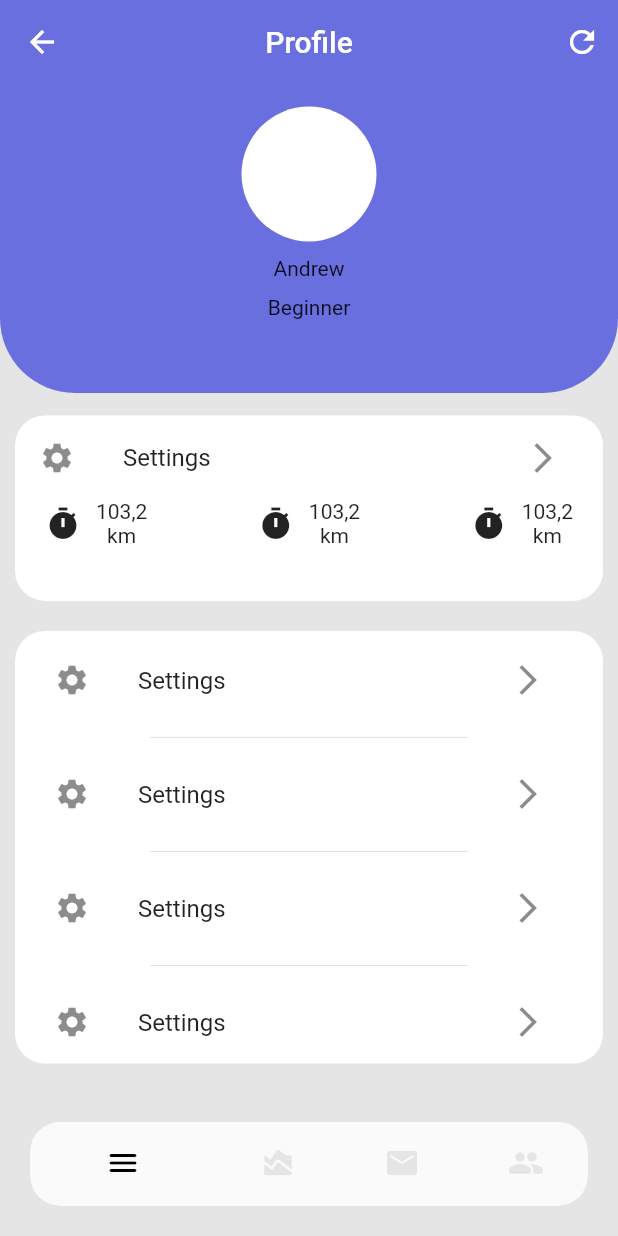
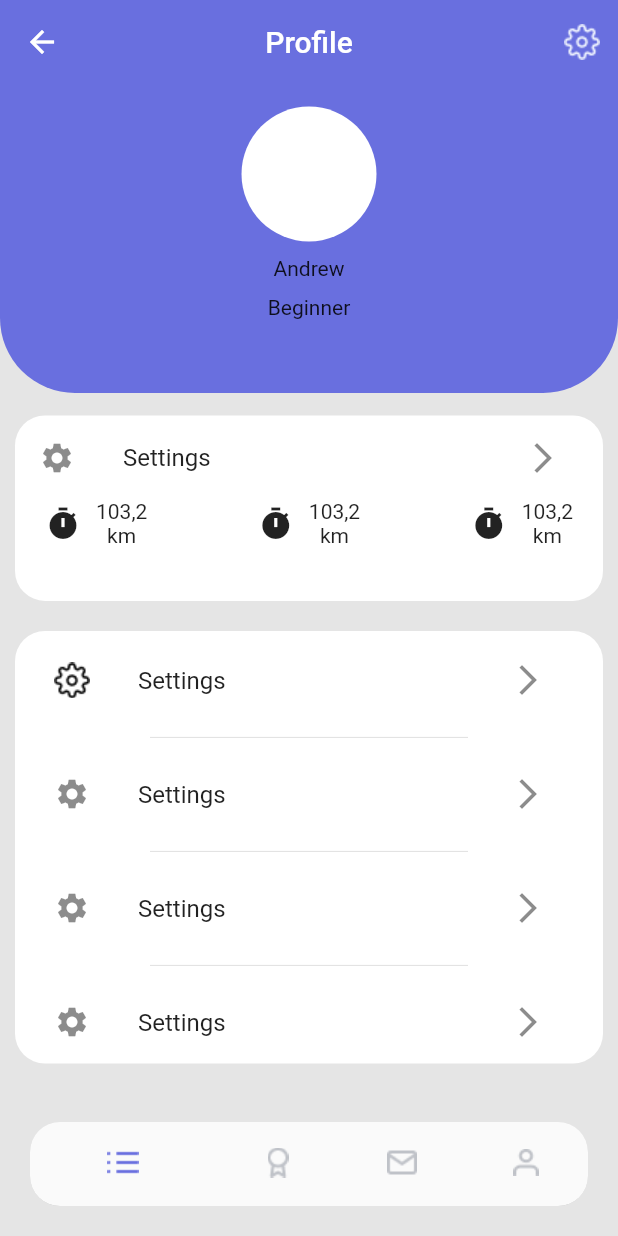
Before and after one commit to prudok/Mapping, a Flutter app: the ProfileView screen opened by its route, on a phone screen of 412 x 824 dp. Run offline on Flutter 3.47's test engine with Material 2 defaults, Android fonts, the phone set to English and light mode, and no system bars; our stand-ins replace auto_route, bloc, cloud_firestore, dartz, firebase_auth, firebase_core and 4 more; accounts and stored records are empty; generated files the repository leaves out were written again.

Commit message:
ci: add icons, new view details

```diff
--- /dev/null
+++ b/lib/core/asset_paths.dart
@@ -0,0 +1,7 @@
+class AssetPaths {
+ static const achievementsIcon = "assets/icon_achievements.png";
+ static const chatIcon = "assets/icon_chat.png";
+ static const menuIcon = "assets/icon_menu.png";
+ static const profileIcon = "assets/icon_profile.png";
+ static const settingsIcon= "assets/icon_settings.png";
+}
--- a/lib/features/home/presentation/views/home_view.dart
+++ b/lib/features/home/presentation/views/home_view.dart
@@ -1,6 +1,7 @@
 import 'package:auto_route/auto_route.dart';
 import 'package:flutter/material.dart';
 import 'package:flutter_bloc/flutter_bloc.dart';
+import 'package:mapping/core/asset_paths.dart';
 
 import '../../../../core/app_colors.dart';
 import '../../../../generated/l10n.dart';
@@ -55,9 +56,9 @@ class _HomeViewState extends State<HomeView> {
             return state.when(
               // TODO: implement shimmer view
               loaded: (userInfo) => const HomeListView(),
-              initial: () => const Text('Initial'),
-              loading: (_) => const Text('loading'),
-              loadingFailed: () => const Text('Loading Failed'),
+              initial: () => const Center(child: Text('Initial')),
+              loading: (_) => const Center(child: Text('loading')),
+              loadingFailed: () => const Center(child: Text('Loading Failed')),
             );
           },
         ),
@@ -77,7 +78,7 @@ class HomeSliverAppBar extends StatelessWidget {
       backgroundColor: AppColors.purple,
       elevation: 0,
       leading: IconButton(
-        icon: const Icon(Icons.access_time),
+        icon: const Icon(Icons.add_chart),
         onPressed: () {},
       ),
       title: BlocBuilder<HomeBloc, HomeState>(
@@ -96,7 +97,7 @@ class HomeSliverAppBar extends StatelessWidget {
       ),
       actions: [
         IconButton(
-          icon: const Icon(Icons.settings),
+          icon: Image.asset(AssetPaths.settingsIcon),
           onPressed: () {},
         )
       ],
--- a/lib/features/profile/presentation/profile_view.dart
+++ b/lib/features/profile/presentation/profile_view.dart
@@ -3,6 +3,7 @@ import 'package:flutter/material.dart';
 
 import '../../../core/app_colors.dart';
 import '../../../core/app_styles.dart';
+import '../../../core/asset_paths.dart';
 
 @RoutePage()
 class ProfileView extends StatelessWidget {
@@ -17,7 +18,7 @@ class ProfileView extends StatelessWidget {
         title: const Text('Profile'),
         actions: [
           IconButton(
-            icon: const Icon(Icons.refresh),
+            icon: Image.asset(AssetPaths.settingsIcon),
             onPressed: () {},
           ),
         ],
@@ -138,12 +139,18 @@ class ProfileView extends StatelessWidget {
                   color: AppColors.white,
                 ),
                 child: Padding(
-                  padding:
-                  const EdgeInsets.symmetric(horizontal: 10, vertical: 5),
-                  child: Column(
+                  padding: const EdgeInsets.symmetric(
+                    horizontal: 10,
+                    vertical: 5,
+                  ),
+                  child: ListView(
+                    physics: const NeverScrollableScrollPhysics(),
                     children: [
                       ListTile(
-                        leading: const Icon(Icons.settings),
+                        leading: Image.asset(
+                          AssetPaths.settingsIcon,
+                          color: AppColors.black,
+                        ),
                         title: const Text('Settings'),
                         trailing: IconButton(
                           onPressed: () {},
--- a/lib/features/register/presentation/bloc/register_bloc.dart
+++ b/lib/features/register/presentation/bloc/register_bloc.dart
@@ -27,11 +27,13 @@ class RegisterBloc extends Bloc<RegisterEvent, RegisterState> {
         (error) {
           emit(RegisterState.registerFailed(failure: error));
         },
-        (success) async {
-          await fbFireStore.addUserDetails(event.userRegInfo);
+        (success) {
           fbAuth.signInWithEmailAndPassword(
             email: event.userRegInfo.email,
             password: event.userRegInfo.password,
+          );
+          fbFireStore.addUserDetails(
+            event.userRegInfo,
           );
           emit(RegisterState.registered(userRegInfo: event.userRegInfo));
         },
--- a/lib/features/view_navigator/presentation/view_navigator.dart
+++ b/lib/features/view_navigator/presentation/view_navigator.dart
@@ -1,14 +1,14 @@
 import 'package:auto_route/auto_route.dart';
 import 'package:flutter/material.dart';
-import 'package:mapping/utils/firebase_instance.dart';
 
 import '../../../config/app_router.dart';
 import '../../../core/app_colors.dart';
+import '../../../core/asset_paths.dart';
+import '../../../utils/firebase_instance.dart';
 
 @RoutePage()
 class ViewNavigator extends StatelessWidget {
   const ViewNavigator({super.key});
-
 
   @override
   Widget build(BuildContext context) {
@@ -28,27 +28,43 @@ class ViewNavigator extends StatelessWidget {
             child: BottomNavigationBar(
               currentIndex: tabsRouter.activeIndex,
               onTap: tabsRouter.setActiveIndex,
-              items: const [
+              items: [
                 BottomNavigationBarItem(
-                  icon: Icon(Icons.menu_rounded),
+                  icon: Image.asset(AssetPaths.menuIcon),
+                  activeIcon: Image.asset(
+                    AssetPaths.menuIcon,
+                    color: AppColors.purple,
+                  ),
                   label: '',
                 ),
                 BottomNavigationBarItem(
-                  icon: Icon(Icons.area_chart_rounded),
+                  icon: Image.asset(AssetPaths.achievementsIcon),
+                  activeIcon: Image.asset(
+                    AssetPaths.achievementsIcon,
+                    color: AppColors.purple,
+                  ),
                   label: '',
                 ),
                 BottomNavigationBarItem(
-                  icon: Icon(Icons.mail_rounded),
+                  icon: Image.asset(AssetPaths.chatIcon),
+                  activeIcon: Image.asset(
+                    AssetPaths.chatIcon,
+                    color: AppColors.purple,
+                  ),
                   label: '',
                 ),
                 BottomNavigationBarItem(
-                  icon: Icon(Icons.people_rounded),
+                  icon: Image.asset(AssetPaths.profileIcon),
+                  activeIcon: Image.asset(
+                    AssetPaths.profileIcon,
+                    color: AppColors.purple,
+                  ),
                   label: '',
                 ),
               ],
               backgroundColor: const Color(0x00ffffff),
               unselectedItemColor: AppColors.lightGrey,
-              selectedItemColor: AppColors.black,
+              selectedItemColor: AppColors.purple,
               showSelectedLabels: false,
               showUnselectedLabels: false,
             ),
--- a/pubspec.yaml
+++ b/pubspec.yaml
@@ -23,12 +23,12 @@ dependencies:
   cloud_firestore: ^4.8.2
   json_annotation: ^4.8.1
   injectable: ^2.1.2
-  injectable_generator: ^2.1.6
 
 dev_dependencies:
-  freezed: ^2.3.5
   flutter_test:
     sdk: flutter
+  injectable_generator: ^2.1.6
+  freezed: ^2.3.5
   flutter_lints: ^2.0.0
   auto_route_generator: ^7.1.1
   build_runner: ^2.4.3
@@ -36,6 +36,8 @@ dev_dependencies:
 
 flutter:
   uses-material-design: true
+  assets:
+    - assets/
 
 flutter_intl:
   enabled: true
```
Also changed, not shown: assets/icon_achievements.png (added), assets/icon_chat.png (added), assets/icon_menu.png (added), assets/icon_profile.png (added), assets/icon_settings.png (added), pubspec.lock.
